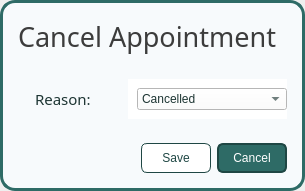
First picture: the form in ui/popup_cancelapt.ui, repository karlito20/AdoraFlowProject, before the edit.
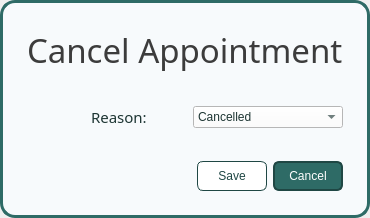
Second picture: the form after the edit.

```diff
--- a/ui/popup_cancelapt.ui
+++ b/ui/popup_cancelapt.ui
@@ -9,8 +9,8 @@
    <rect>
     <x>0</x>
     <y>0</y>
-    <width>305</width>
-    <height>167</height>
+    <width>333</width>
+    <height>214</height>
    </rect>
   </property>
   <property name="windowTitle">
@@ -42,6 +42,18 @@
 }</string>
      </property>
      <layout class="QVBoxLayout" name="verticalLayout_3">
+      <property name="leftMargin">
+       <number>18</number>
+      </property>
+      <property name="topMargin">
+       <number>18</number>
+      </property>
+      <property name="rightMargin">
+       <number>18</number>
+      </property>
+      <property name="bottomMargin">
+       <number>18</number>
+      </property>
       <item>
        <widget class="QWidget" name="label_container" native="true">
         <layout class="QVBoxLayout" name="verticalLayout_2">
@@ -50,7 +62,7 @@
            <property name="font">
             <font>
              <family>Slate Medium</family>
-             <pointsize>20</pointsize>
+             <pointsize>25</pointsize>
             </font>
            </property>
            <property name="styleSheet">
@@ -112,7 +124,7 @@
            <item>
             <widget class="QWidget" name="verticalWidget" native="true">
              <property name="styleSheet">
-              <string notr="true">background: white;
+              <string notr="true">
 color: #1D3533;</string>
              </property>
              <layout class="QVBoxLayout" name="input_container">
```
